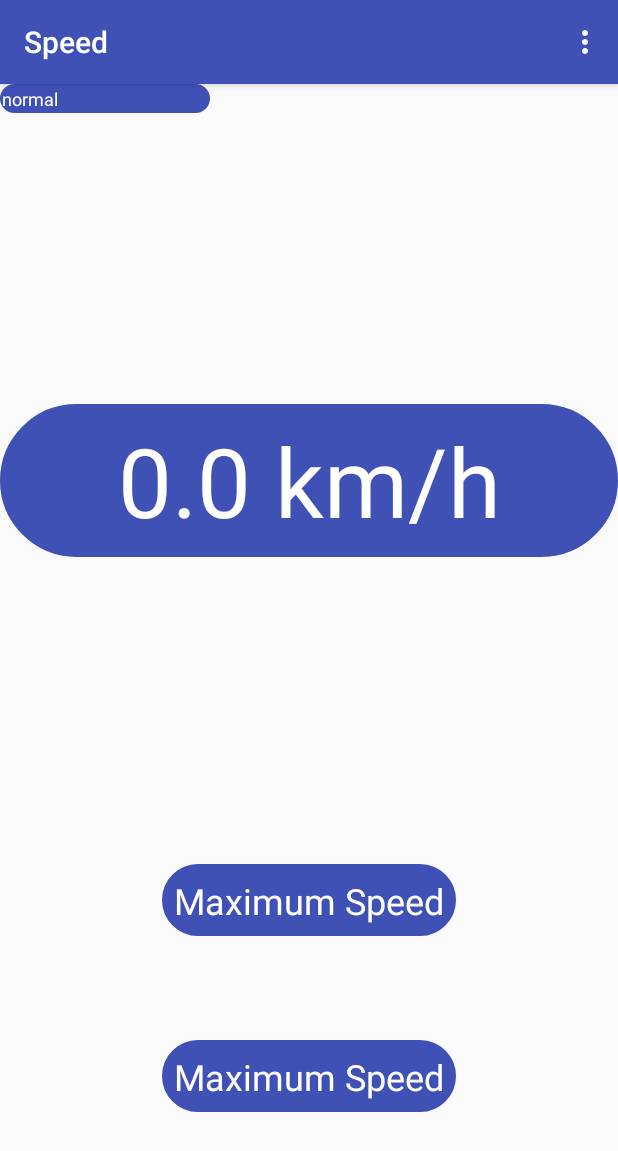
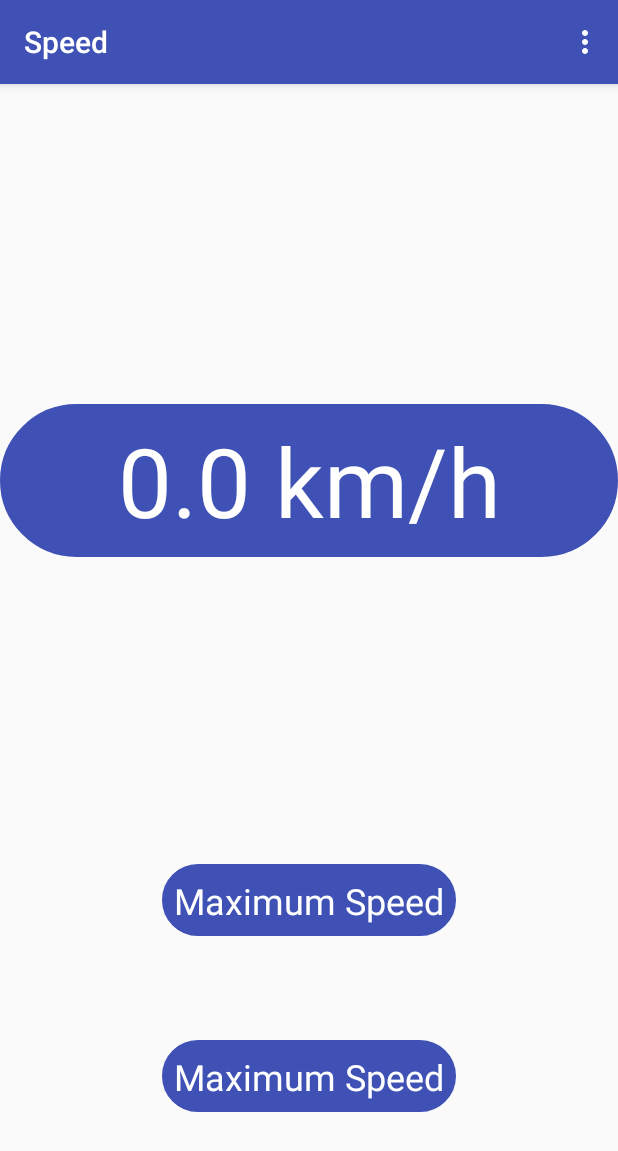
Before and after one commit to vonkratzmann/SpeedDisplay, an Android app: the screen it shows after launch (MainActivity), on a phone screen of 412 x 824 dp. Shown: the top 1151 px of the screen. Run offline under Robolectric (Android 15) with nearby library versions, the phone set to English and light mode, and no system bars.

Commit message:
updated comments, tidied up the code

```diff
--- a/app/src/main/java/kk/speeddisplay/GetSpeedService.java
+++ b/app/src/main/java/kk/speeddisplay/GetSpeedService.java
@@ -27,6 +27,19 @@ import com.google.android.gms.location.LocationResult;
 import com.google.android.gms.location.LocationServices;
 import com.google.android.gms.location.LocationSettingsRequest;
 
+/*
+ * Implements a foreground service to get speed from the Fused Location provider.
+ * This services runs continuously until stopped by the user.
+ * Checks if the speed is above the previous maximum, and if it is saves the new maximum
+ * in the preferences.
+ * Sends current speed and maximum speed via a broadcast to the main activity.
+ * If the main activity is not visible, the current & max speeds are not sent to the main activity.
+ * Sets up a broadcast receiver to receive the update rate at which the the location provider
+ * should provide location updates. The broadcast receiver also process two flags:
+ *  1. if the main activity is visible or not visible,
+ *  2. if we need to reset the maximum speed because the user has reset the maximum speed.
+ */
+
 public class GetSpeedService extends Service {
 
     private static final String TAG = "SpeedDisplay " + GetSpeedService.class.getSimpleName();
@@ -46,6 +59,7 @@ public class GetSpeedService extends Service {
     private volatile HandlerThread mHandlerThread;
     private ServiceHandler mServiceHandler;
 
+    // class that stores the update rate
     private  UpdateRate mUpdateRate;
 
     public GetSpeedService() {
@@ -125,23 +139,25 @@ public class GetSpeedService extends Service {
                             float speed = location.getSpeed();
                             /* convert speed from metres/sec to km/hour */
                             speed = speed * 3600F / 1000F;
-                            /* save speed for possible broadcasts back to main */
+
+                            //check if speed has changed, only process if there has been a change
+                            if (savedSpeed != speed) {
                                 savedSpeed = speed;
-
                                 //Log.d(TAG, "onLocationResult Speed: " + speed);
-
+                                //check if previous max speed has been exceeded
                                 mMaxSpeed = checkMaxSpeed(speed, mMaxSpeed);
                                 /* sends speed and max speed to main activity each time,
                                  * rather than sending flags which say maxSpeed has changed and
                                  * then having code to check the flags and update the maxSpeed.
-                             * Only send to main activity via broadcast if main activity is running */
+                                 * Only send to main activity via broadcast if main activity running
+                                 */
                                 if (mMainActivityRunning) {
                                     sendToMain(speed, mMaxSpeed);
                                 }
                             }
                         }
+                    }
                 };
-
 
                 /* initially set the update rate to the default value.
                  * Rate has to be in  milliseconds for the location provider.
@@ -201,8 +217,7 @@ public class GetSpeedService extends Service {
     }
 
     /**
-     * set up broadcast to pass the speed, maxSpeed, and flag to say if main activity should
-     * process or ignore maxSpeed
+     * set up broadcast to pass the speed, maxSpeed
      *
      * @param speed    latest speed
      * @param maxSpeed current maximum speed
@@ -298,7 +313,9 @@ public class GetSpeedService extends Service {
          */
         @Override
         public void onReceive(Context context, Intent intent) {
+            //get the default update rate
             long defaultRate = mUpdateRate.getDefaultRunningRateInMilliSecs(context);
+            //get the update rate from the intent
             long rate = intent.getLongExtra(getString(R.string.extra_key_rate_value), defaultRate);
             /* update the location provider */
             setLocationUpdateRate(rate);
@@ -327,9 +344,6 @@ public class GetSpeedService extends Service {
         // Define how to handle any incoming messages here
         @Override
         public void handleMessage(Message message) {
-            // ...
-            // When needed, stop the service with
-            // stopSelf();
          }
     }
 } //end of class GetSpeedService
--- a/app/src/main/java/kk/speeddisplay/MainActivity.java
+++ b/app/src/main/java/kk/speeddisplay/MainActivity.java
@@ -30,27 +30,36 @@ import java.util.Locale;
 /**
  * MainActivity
  * <p>
+ * If permission granted, calls the method {@link #getMyLocation}. which starts
+ * the foreground service which provides updates from the fused location provider.
+ * If permission denied puts out a message and then exits.
+ * <p>
+ * User is able to specify the update intervals at which the activity will receive location updates,
+ * separate update intervals for when the activity is running and not running.
+ * The update intervals are saved in the shared preferences and
+ * can be changed by the user in settings.
+ * If the update intervals are changed by the user or if the activity state changes,
+ * the appropriate rates are sent to the service via a broadcast.
+ * Within the broadcast for the update intervals , there are two flags:
+ * 1. Specifies if the maximum speed should be reset because the user has reset the maximum speed;
+ * 2. Advises if the activity is running or not running, so speed updates are only sent from the
+ * service when the main activity is running.
  */
 public class MainActivity extends AppCompatActivity implements
         SharedPreferences.OnSharedPreferenceChangeListener {
 
     /* get a tag for output debugging */
     private final static String TAG = "SpeedDisplay " + MainActivity.class.getSimpleName();
-
+    Intent mService;
     /* displays current speed from the location provider in the foreground service */
     private TextView mCurrentSpeedTextView;
-
     /* displays maximum speed recorded to date,
      * max speed speed is calculated in the foreground service
      * max speed is saved in the shared preferences by the foreground service
      */
     private TextView mMaxSpeedTextView;
-
     /* gets speed updates from foreground service */
     private MySpeedBroadcastReceiver mSpeedBroadcastReceiver;
-
-    Intent mService;
-
     /* update intervals at which the activity will receive location updates,
      * separate update intervals for when the activity is running and not running
      * the update interval is saved in the shared preferences
@@ -196,12 +205,6 @@ public class MainActivity extends AppCompatActivity implements
         // unregister broadcast receiver for speed updates
         LocalBroadcastManager.getInstance(this)
                 .unregisterReceiver(mSpeedBroadcastReceiver);
-
-        //Stop background service
-        if (mService != null) {
-            stopService(mService);
-            mService = null;
-        }
     }
 
     /**
@@ -212,7 +215,7 @@ public class MainActivity extends AppCompatActivity implements
      * @param rate          update rate to be sent to the location provider
      * @param resetMaxSpeed if true tell service to clear max speed
      */
-        private void sendRateToService ( long rate, boolean resetMaxSpeed, boolean activityRunning){
+    private void sendRateToService(long rate, boolean resetMaxSpeed, boolean activityRunning) {
         // Log.d(TAG, "sendRateToService rate: " + rate + " resetMaxSpeed: " + resetMaxSpeed +
         //         " activityRunning: " + activityRunning);
 
@@ -233,20 +236,67 @@ public class MainActivity extends AppCompatActivity implements
      * If fails exit application with a permission denied error message to the user
      */
 
-        private void getMyLocation () {
+    private void getMyLocation() {
         mService = new Intent(this, GetSpeedService.class);
         startService(mService);
     }
 
 
     @Override
-        public void onRequestPermissionsResult ( int requestCode, @NonNull String[] permissions,
-        @NonNull int[] grantResults){
+    public void onRequestPermissionsResult(int requestCode, @NonNull String[] permissions,
+                                           @NonNull int[] grantResults) {
         switch (requestCode) {
             case 10:
                 if (grantResults.length > 0 && grantResults[0] == PackageManager.PERMISSION_GRANTED)
                     getMyLocation();
         }
+    }
+
+    /**
+     * Methods for setting up the menu
+     **/
+    @Override
+    public boolean onCreateOptionsMenu(Menu menu) {
+        /* Use AppCompatActivity's method getMenuInflater to get a handle on the menu inflater */
+        MenuInflater inflater = getMenuInflater();
+        /* Use the inflater's inflate method to inflate our visualizer_menu layout to this menu */
+        inflater.inflate(R.menu.menu_main, menu);
+        /* Return true so that the visualizer_menu is displayed in the Toolbar */
+        return true;
+    }
+
+    @Override
+    public boolean onOptionsItemSelected(MenuItem item) {
+        // Handle action bar item clicks here. The action bar will
+        // automatically handle clicks on the Home/Up button, so long
+        // as you specify a parent activity in AndroidManifest.xml.
+        int id = item.getItemId();
+
+        /* check if request to reset maximum speed */
+        if (id == R.id.max_reset) {
+            /* sends message to service to clear max speed */
+            sendRateToService(mRunningUpdateRate.getRateInMilliSecs(), true, true);
+            return true;
+        }
+        /* check if request to navigate to the settings screen */
+        if (id == R.id.action_settings) {
+            Intent startSettingsActivity = new Intent(this, SettingsActivity.class);
+            startActivity(startSettingsActivity);
+            return true;
+        }
+        /* check if request to exit */
+        if (id == R.id.quit) {
+            //terminate service and registered receivers
+            shutDown();
+            //Stop background service
+            if (mService != null) {
+                stopService(mService);
+                mService = null;
+            }
+            finish();
+            return true;
+        }
+        return super.onOptionsItemSelected(item);
     }
 
     public class MySpeedBroadcastReceiver extends BroadcastReceiver {
@@ -274,46 +324,4 @@ public class MainActivity extends AppCompatActivity implements
             mMaxSpeedTextView.setText(formattedMAxSpeed);
         }
     }
-
-        /**
-         * Methods for setting up the menu
-         **/
-        @Override
-        public boolean onCreateOptionsMenu (Menu menu){
-            /* Use AppCompatActivity's method getMenuInflater to get a handle on the menu inflater */
-            MenuInflater inflater = getMenuInflater();
-            /* Use the inflater's inflate method to inflate our visualizer_menu layout to this menu */
-            inflater.inflate(R.menu.menu_main, menu);
-            /* Return true so that the visualizer_menu is displayed in the Toolbar */
-            return true;
 }
-
-        @Override
-        public boolean onOptionsItemSelected (MenuItem item){
-            // Handle action bar item clicks here. The action bar will
-            // automatically handle clicks on the Home/Up button, so long
-            // as you specify a parent activity in AndroidManifest.xml.
-            int id = item.getItemId();
-
-            /* check if request to reset maximum speed */
-            if (id == R.id.max_reset) {
-                /* sends message to service to clear max speed */
-                sendRateToService(mRunningUpdateRate.getRateInMilliSecs(), true, true);
-                return true;
-            }
-            /* check if request to navigate to the settings screen */
-            if (id == R.id.action_settings) {
-                Intent startSettingsActivity = new Intent(this, SettingsActivity.class);
-                startActivity(startSettingsActivity);
-                return true;
-            }
-            /* check if request to exit */
-            if (id == R.id.quit) {
-                //terminate service and registered receivers
-                shutDown();
-                finish();
-                return true;
-            }
-            return super.onOptionsItemSelected(item);
-        }
-    }
--- a/app/src/main/res/layout-land/content_main.xml
+++ b/app/src/main/res/layout-land/content_main.xml
@@ -62,14 +62,4 @@
         android:orientation="horizontal"
         app:layout_constraintGuide_percent="0.75"/>
 
-    <TextView
-        android:id="@+id/test"
-        style="@style/SmallTextView"
-        android:layout_width="wrap_content"
-        android:layout_height="wrap_content"
-        android:background="@layout/rounded_border_tv"
-        android:ems="10"
-        android:text="landscape"
-        tools:layout_editor_absoluteX="0dp"
-        tools:layout_editor_absoluteY="0dp"/>
 </android.support.constraint.ConstraintLayout>
--- a/app/src/main/res/layout/content_main.xml
+++ b/app/src/main/res/layout/content_main.xml
@@ -53,17 +53,6 @@
         app:layout_constraintTop_toBottomOf="@+id/guideline"
         app:layout_constraintVertical_bias="0.51"/>
 
-    <TextView
-        android:id="@+id/test"
-        style="@style/SmallTextView"
-        android:layout_width="wrap_content"
-        android:layout_height="wrap_content"
-        android:background="@layout/rounded_border_tv"
-        android:ems="10"
-        android:text="normal"
-        tools:layout_editor_absoluteX="0dp"
-        tools:layout_editor_absoluteY="0dp"/>
-
     <android.support.constraint.Guideline
         android:id="@+id/guideline"
         android:layout_width="wrap_content"
```
Also changed, not shown: app/src/main/java/kk/speeddisplay/Utilities.java (+10 -1 lines). Lines whose indentation alone changed are shown as unchanged.
